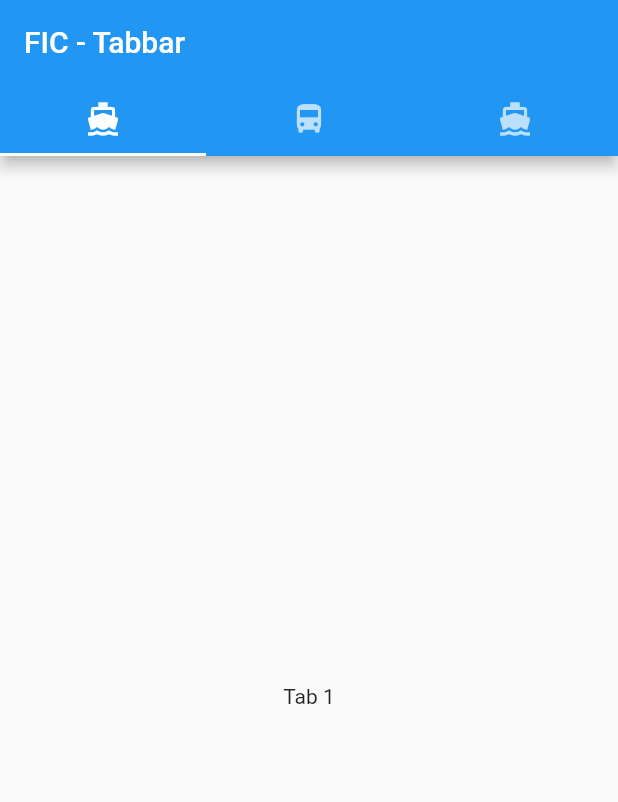
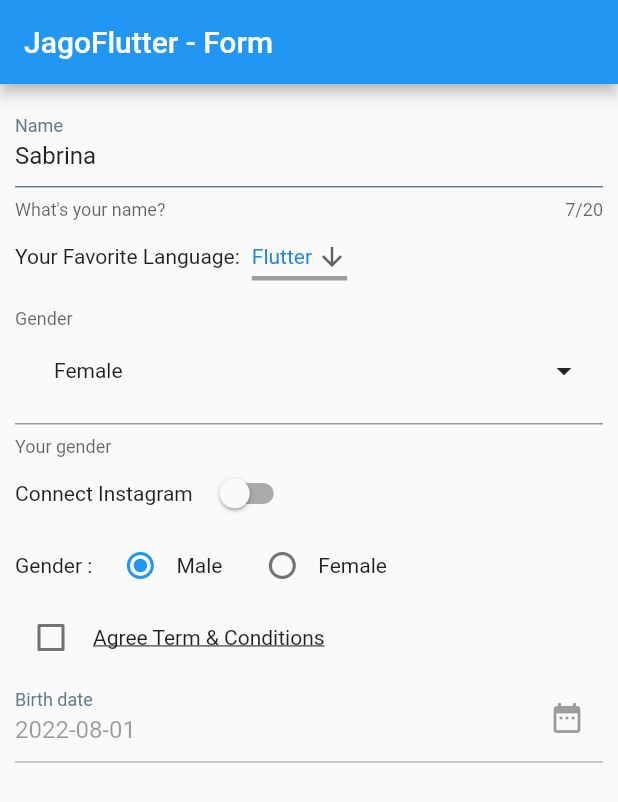
Before and after one commit to Maulanaaryo/fic4_flutter_widgets_challenges, a Flutter app: the screen it shows after launch, on a phone screen of 412 x 824 dp. Shown: the top 802 px of the screen. Run offline on Flutter 3.47's test engine with Material 2 defaults, Android fonts, the phone set to English and light mode, and no system bars; our stand-ins replace flutter_svg.

Commit message:
add basic form

```diff
--- /dev/null
+++ b/lib/basic_form/form_widget.dart
@@ -0,0 +1,274 @@
+import 'package:flutter/material.dart';
+
+class FormWidget extends StatefulWidget {
+  const FormWidget({super.key});
+
+  @override
+  State<FormWidget> createState() => _FormWidgetState();
+}
+
+class _FormWidgetState extends State<FormWidget> {
+  bool isOn = false;
+
+  var selected = 'Flutter';
+  final dropdownList = <String>['Flutter', 'Dart', 'Java', 'Scala', 'Python'];
+
+  var sex = 'male';
+  var isChecked = false;
+  TextEditingController textController = TextEditingController(text: 'Sabrina');
+  @override
+  Widget build(BuildContext context) {
+    return Scaffold(
+      appBar: AppBar(
+        title: const Text('JagoFlutter - Form'),
+      ),
+      body: SingleChildScrollView(
+        child: Container(
+          padding: const EdgeInsets.all(10.0),
+          child: Column(
+            crossAxisAlignment: CrossAxisAlignment.start,
+            children: [
+              TextField(
+                maxLength: 20,
+                controller: textController,
+                decoration: const InputDecoration(
+                  labelText: 'Name',
+                  labelStyle: TextStyle(
+                    color: Colors.blueGrey,
+                  ),
+                  enabledBorder: UnderlineInputBorder(
+                    borderSide: BorderSide(
+                      color: Colors.blueGrey,
+                    ),
+                  ),
+                  helperText: "What's your name?",
+                ),
+                onChanged: (value) {},
+              ),
+              Row(
+                crossAxisAlignment: CrossAxisAlignment.center,
+                mainAxisAlignment: MainAxisAlignment.start,
+                children: [
+                  const Text('Your Favorite Language:'),
+                  const SizedBox(
+                    width: 8,
+                  ),
+                  DropdownButton(
+                    value: selected,
+                    icon: const Icon(Icons.arrow_downward),
+                    iconSize: 20,
+                    style: TextStyle(color: Colors.blue[600]),
+                    underline: Container(
+                      decoration: const BoxDecoration(
+                        border: Border(
+                          bottom: BorderSide(
+                            color: Colors.grey,
+                            width: 3,
+                          ),
+                        ),
+                      ),
+                    ),
+                    items: dropdownList
+                        .map((e) => DropdownMenuItem(value: e, child: Text(e)))
+                        .toList(),
+                    onChanged: (String? val) {
+                      setState(() {
+                        if (val != null) selected = val;
+                      });
+                    },
+                  ),
+                ],
+              ),
+              LayoutBuilder(builder: (context, constraint) {
+                List<String> itemStringList = ["Female", "Male"];
+
+                return FormField(
+                  initialValue: false,
+                  enabled: true,
+                  builder: (FormFieldState<bool> field) {
+                    return InputDecorator(
+                      decoration: InputDecoration(
+                        labelText: "Gender",
+                        errorText: field.errorText,
+                        helperText: "Your gender",
+                      ),
+                      child: DropdownButtonHideUnderline(
+                        child: ButtonTheme(
+                          alignedDropdown: true,
+                          child: DropdownButton<String>(
+                            isExpanded: true,
+                            value: "Female",
+                            icon: Padding(
+                              padding: const EdgeInsets.only(right: 10.0),
+                              child: Icon(
+                                Icons.arrow_drop_down_outlined,
+                                size: 24.0,
+                                color: Theme.of(context)
+                                    .textTheme
+                                    .bodyText1!
+                                    .color,
+                              ),
+                            ),
+                            iconSize: 16,
+                            elevation: 16,
+                            style: TextStyle(
+                              fontSize: Theme.of(context)
+                                  .textTheme
+                                  .bodyText2!
+                                  .fontSize,
+                              fontFamily: Theme.of(context)
+                                  .textTheme
+                                  .bodyText2!
+                                  .fontFamily,
+                              color:
+                                  Theme.of(context).textTheme.bodyText2!.color,
+                            ),
+                            underline: Container(
+                              height: 0,
+                              color: Colors.grey[300],
+                            ),
+                            onChanged: (String? newValue) {},
+                            items: itemStringList
+                                .map<DropdownMenuItem<String>>((String value) {
+                              return DropdownMenuItem<String>(
+                                value: value,
+                                child: Padding(
+                                  padding: const EdgeInsets.symmetric(
+                                      horizontal: 10.0),
+                                  child: Text(
+                                    value,
+                                  ),
+                                ),
+                              );
+                            }).toList(),
+                          ),
+                        ),
+                      ),
+                    );
+                  },
+                );
+              }),
+              Row(
+                children: [
+                  const Text('Connect Instagram'),
+                  const SizedBox(
+                    width: 8,
+                  ),
+                  Switch(
+                    value: isOn,
+                    onChanged: (bool? val) {
+                      if (val != null) {
+                        setState(() {
+                          isOn = val;
+                        });
+                      }
+                    },
+                  ),
+                ],
+              ),
+              Row(
+                children: [
+                  const Text('Gender :'),
+                  const SizedBox(
+                    width: 8,
+                  ),
+                  Row(
+                    mainAxisAlignment: MainAxisAlignment.center,
+                    children: [
+                      Radio(
+                        value: 'male',
+                        groupValue: sex,
+                        onChanged: (String? val) {
+                          setState(() {
+                            if (val != null) {
+                              sex = val;
+                            }
+                          });
+                        },
+                      ),
+                      const Text('Male'),
+                    ],
+                  ),
+                  const SizedBox(
+                    width: 16,
+                  ),
+                  Row(
+                    mainAxisAlignment: MainAxisAlignment.center,
+                    children: [
+                      Radio(
+                        value: 'female',
+                        groupValue: sex,
+                        onChanged: (String? val) {
+                          setState(() {
+                            if (val != null) {
+                              sex = val;
+                            }
+                          });
+                        },
+                      ),
+                      const Text('Female'),
+                    ],
+                  ),
+                ],
+              ),
+              Row(
+                children: [
+                  Checkbox(
+                    value: isChecked,
+                    activeColor: Colors.blue,
+                    onChanged: (val) {
+                      setState(() {
+                        if (val != null) {
+                          isChecked = val;
+                        }
+                      });
+                    },
+                  ),
+                  const SizedBox(
+                    width: 4,
+                  ),
+                  const Text(
+                    'Agree Term & Conditions',
+                    style: TextStyle(
+                      decoration: TextDecoration.underline,
+                    ),
+                  ),
+                ],
+              ),
+              InkWell(
+                onTap: () async {
+                  DateTime? pickedDate = await showDatePicker(
+                    context: context,
+                    initialDate: DateTime.now(),
+                    firstDate: DateTime(2000),
+                    lastDate: DateTime(2100),
+                  );
+                  debugPrint("pickedDate: $pickedDate");
+                },
+                child: TextFormField(
+                  initialValue: '2022-08-01',
+                  maxLength: 20,
+                  enabled: false,
+                  decoration: const InputDecoration(
+                    labelText: 'Birth date',
+                    labelStyle: TextStyle(
+                      color: Colors.blueGrey,
+                    ),
+                    enabledBorder: UnderlineInputBorder(
+                      borderSide: BorderSide(
+                        color: Colors.blueGrey,
+                      ),
+                    ),
+                    suffixIcon: Icon(Icons.date_range),
+                    helperText: "What's your birth date?",
+                  ),
+                  onChanged: (value) {},
+                ),
+              ),
+            ],
+          ),
+        ),
+      ),
+    );
+  }
+}
--- a/lib/main.dart
+++ b/lib/main.dart
@@ -1,4 +1,6 @@
 import 'package:flutter/material.dart';
+import 'package:flutter_widgets_challenge/basic_form/dialog_widget.dart';
+import 'package:flutter_widgets_challenge/basic_form/form_widget.dart';
 import 'package:flutter_widgets_challenge/navigation/bottom_navbar.dart';
 import 'package:flutter_widgets_challenge/navigation/navigation_pop.dart';
 import 'package:flutter_widgets_challenge/navigation/navigation_push.dart';
@@ -13,7 +15,6 @@
 class MyApp extends StatelessWidget {
   const MyApp({super.key});
 
-  // This widget is the root of your application.
   @override
   Widget build(BuildContext context) {
     return MaterialApp(
@@ -22,12 +23,21 @@
         primarySwatch: Colors.blue,
       ),
       home:
+          /* =================
+           Folder Navigation
+           ================= */
           // SliverWidget(),
           // BottomNavbarWidget(),
           // DrawerWidget(),
           // NavigationPop(),
           // NavigationPush(),
-          TabbarWidget(),
+          // TabbarWidget(),
+
+          /* =================
+           Folder Basic Form
+           ================= */
+          // DialogWidget(),
+          FormWidget(),
     );
   }
 }
```
Also changed, not shown: lib/basic_form/dialog_widget.dart (added, +179 -0 lines).
